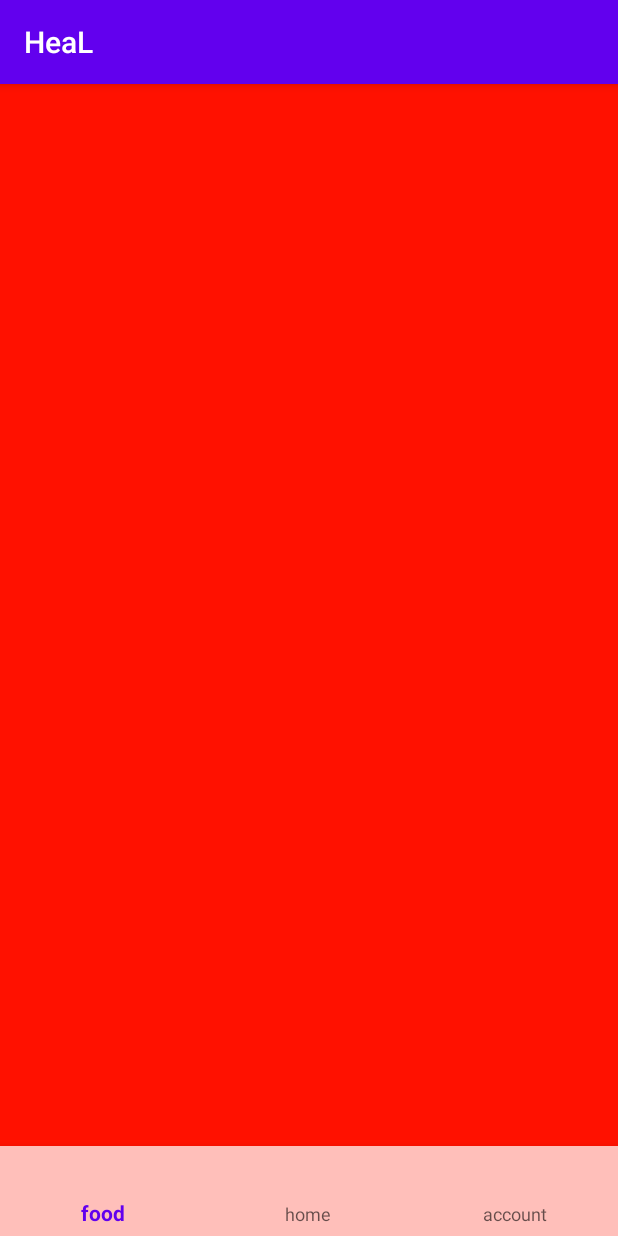
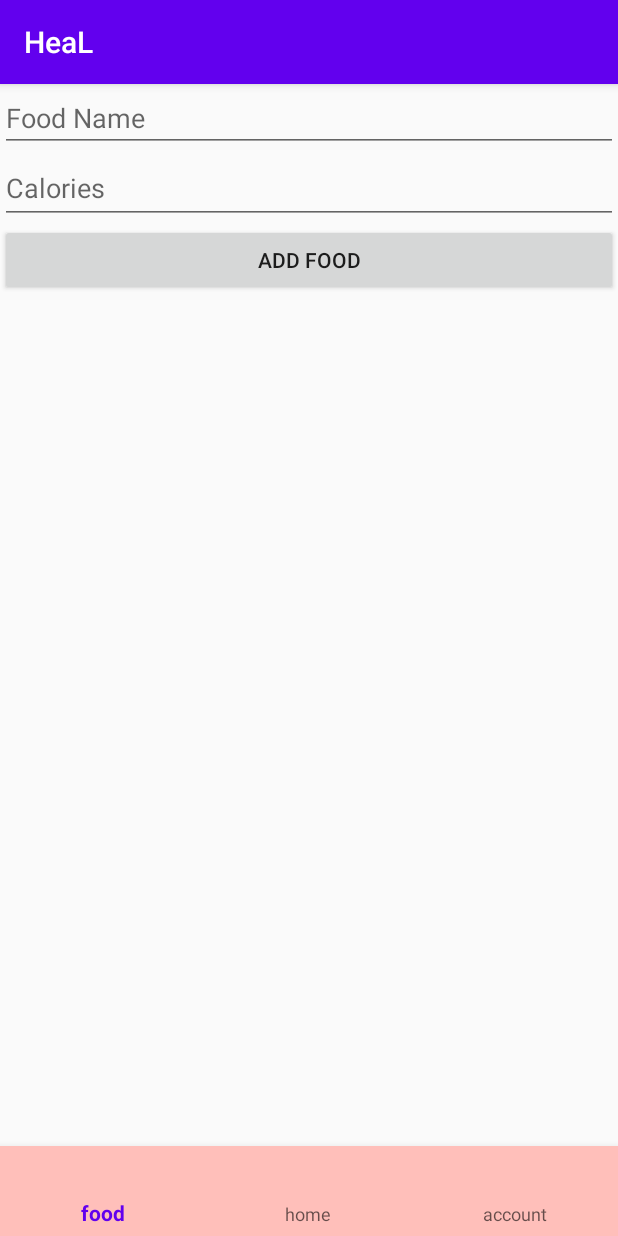
Before and after one commit to ITSDENISSKA/HeaL, an Android app: the fragment FoodFragment placed in its activity, on a phone screen of 412 x 824 dp. Run offline under Robolectric (Android 15) with nearby library versions, the phone set to English and light mode, and no system bars; libraries missing offline, so code that uses them is left out: com.github.mikephil.charting; 46 statements that could not run were skipped.

Commit message:
update foodfragment

```diff
--- a/app/src/main/java/com/example/heal/FoodFragment.java
+++ b/app/src/main/java/com/example/heal/FoodFragment.java
@@ -1,19 +1,73 @@
 package com.example.heal;
 
 import android.os.Bundle;
-
-import androidx.fragment.app.Fragment;
-
 import android.view.LayoutInflater;
 import android.view.View;
 import android.view.ViewGroup;
+import android.widget.AdapterView;
+import android.widget.ArrayAdapter;
+import android.widget.Button;
+import android.widget.EditText;
+import android.widget.ListView;
+
+import androidx.annotation.NonNull;
+import androidx.annotation.Nullable;
+import androidx.fragment.app.Fragment;
+
+import com.example.heal.R;
+
+import java.util.ArrayList;
+import java.util.List;
 
 public class FoodFragment extends Fragment {
 
+    private List<String> foodList;
+    private ArrayAdapter<String> adapter;
+
+    private EditText editTextFoodName;
+    private EditText editTextCalories;
+    private Button addButton;
+    private ListView listViewFood;
+
     @Override
-    public View onCreateView(LayoutInflater inflater, ViewGroup container,
-                             Bundle savedInstanceState) {
-        // Inflate the layout for this fragment
+    public View onCreateView(LayoutInflater inflater, ViewGroup container, Bundle savedInstanceState) {
         return inflater.inflate(R.layout.fragment_food, container, false);
     }
+
+    @Override
+    public void onViewCreated(@NonNull View view, @Nullable Bundle savedInstanceState) {
+        super.onViewCreated(view, savedInstanceState);
+
+        editTextFoodName = view.findViewById(R.id.editTextFoodName);
+        editTextCalories = view.findViewById(R.id.editTextCalories);
+        addButton = view.findViewById(R.id.buttonAdd);
+        listViewFood = view.findViewById(R.id.listViewFood);
+
+        foodList = new ArrayList<>();
+        adapter = new ArrayAdapter<>(requireContext(), android.R.layout.simple_list_item_1, foodList);
+        listViewFood.setAdapter(adapter);
+
+        addButton.setOnClickListener(new View.OnClickListener() {
+            @Override
+            public void onClick(View v) {
+                String foodName = editTextFoodName.getText().toString();
+                String calories = editTextCalories.getText().toString();
+                String foodEntry = foodName + " - " + calories + " calories";
+                foodList.add(foodEntry);
+                adapter.notifyDataSetChanged();
+
+                editTextFoodName.setText("");
+                editTextCalories.setText("");
+            }
+        });
+
+        listViewFood.setOnItemClickListener(new AdapterView.OnItemClickListener() {
+            @Override
+            public void onItemClick(AdapterView<?> parent, View view, int position, long id) {
+                String foodEntry = foodList.get(position);
+                foodList.remove(position);
+                adapter.notifyDataSetChanged();
+            }
+        });
+    }
 }
--- a/app/src/main/res/layout/fragment_food.xml
+++ b/app/src/main/res/layout/fragment_food.xml
@@ -1,12 +1,37 @@
-<?xml version="1.0" encoding="utf-8"?>
-<androidx.constraintlayout.widget.ConstraintLayout xmlns:android="http://schemas.android.com/apk/res/android"
+<LinearLayout xmlns:android="http://schemas.android.com/apk/res/android"
     android:layout_width="match_parent"
     android:layout_height="match_parent"
-    xmlns:app="http://schemas.android.com/apk/res-auto"
-    xmlns:tools="http://schemas.android.com/tools"
-    tools:context=".FoodFragment"
-    android:background="@color/colorPrimary">
+    android:orientation="vertical">
 
+    <EditText
+        android:id="@+id/editTextFoodName"
+        android:layout_width="match_parent"
+        android:layout_height="wrap_content"
+        android:hint="Food Name"
+        android:inputType="text" />
 
+    <EditText
+        android:id="@+id/editTextCalories"
+        android:layout_width="match_parent"
+        android:layout_height="wrap_content"
+        android:hint="Calories"
+        android:inputType="number"
+        android:minHeight="48dp" />
 
-</androidx.constraintlayout.widget.ConstraintLayout>
+    <Button
+        android:id="@+id/buttonAdd"
+        android:layout_width="match_parent"
+        android:layout_height="wrap_content"
+        android:layout_gravity="center"
+        android:text="Add Food" />
+
+    <ListView
+        android:id="@+id/listViewFood"
+        android:layout_width="match_parent"
+        android:layout_height="0dp"
+        android:layout_weight="1"
+        android:divider="@null"
+        android:dividerHeight="0dp"
+        android:listSelector="@android:color/transparent" />
+
+</LinearLayout>
```
Also changed, not shown: app/src/main/java/com/example/heal/FoodItem.java (added, +19 -0 lines), app/src/main/java/com/example/heal/FoodListAdapter.java (added, +47 -0 lines), app/src/main/res/layout/item_food.xml (added, +28 -0 lines).
